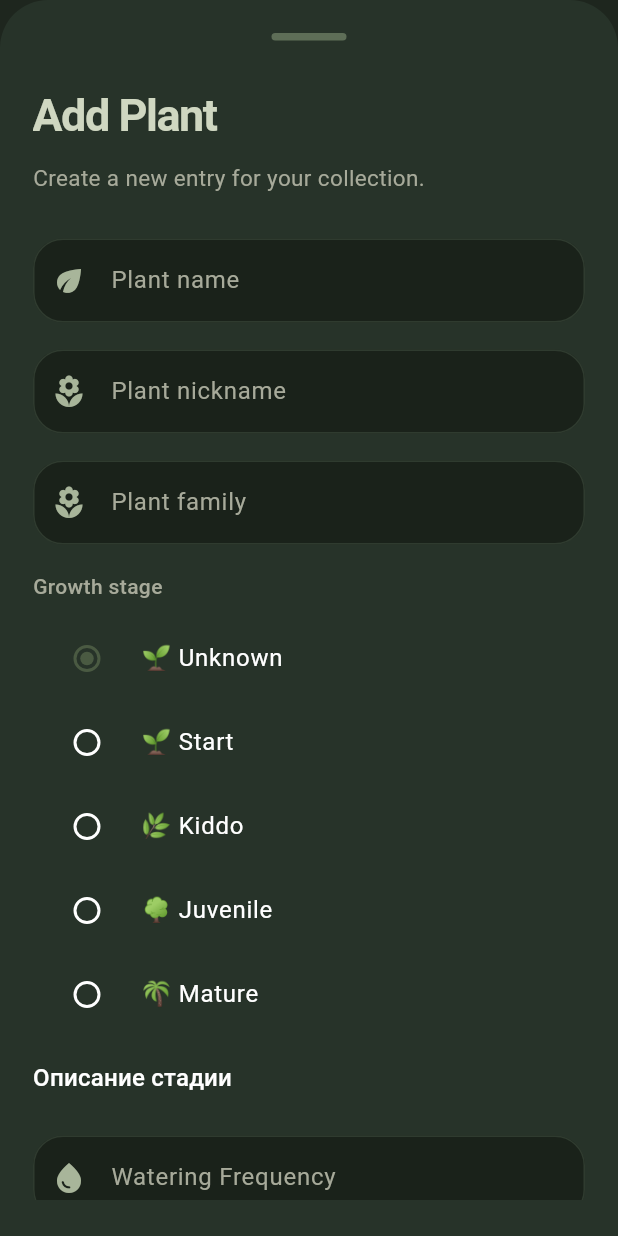
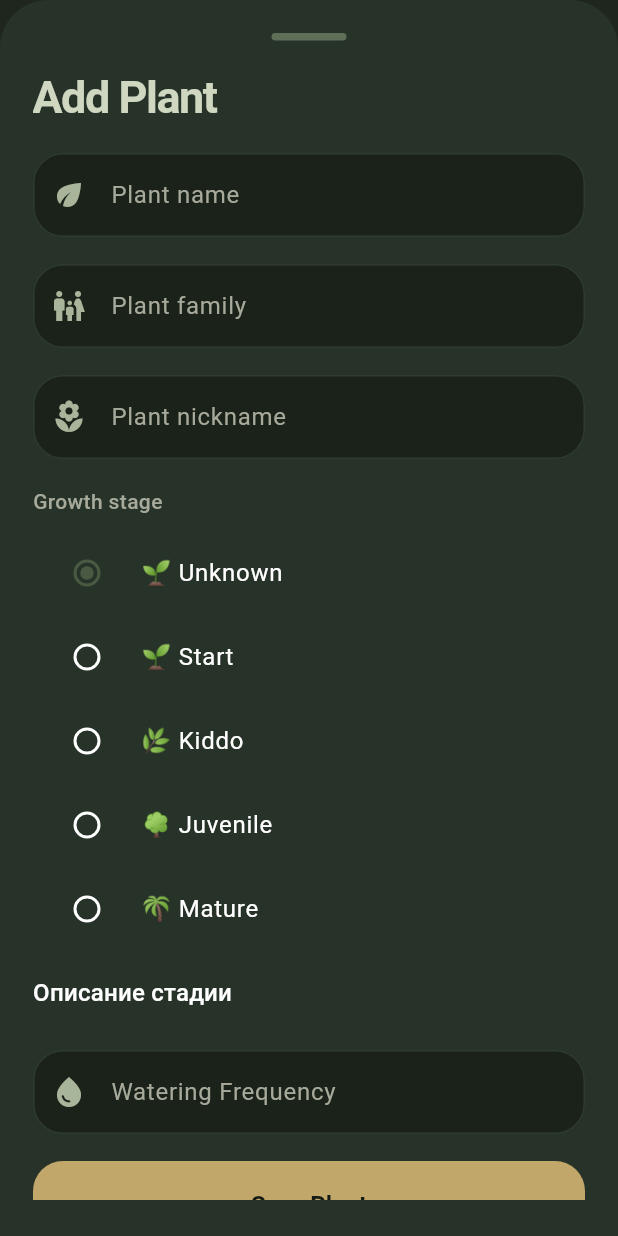
Before and after one commit to HelMelon/plontukrot, a Flutter app: the AddPlantSheet widget shown alone on an empty page, opened directly, on a phone screen of 412 x 824 dp. Run offline on Flutter 3.47's test engine with Material 3 defaults, Android fonts, the phone set to English and light mode, and no system bars; our stand-ins replace auto_size_text, cached_network_image, cloud_firestore, firebase_auth, firebase_core, firebase_storage and 3 more; accounts and stored records are empty.

Commit message:
redesign add/update plant sheets

```diff
--- a/lib/features/plants/widgets/sheets/add_plant_sheet.dart
+++ b/lib/features/plants/widgets/sheets/add_plant_sheet.dart
@@ -76,7 +76,7 @@ class _AddPlantSheetState extends State<AddPlantSheet> {
                   ),
                 ),
               ),
-              const SizedBox(height: 28),
+              const SizedBox(height: 16),
               const Text(
                 'Add Plant',
                 style: TextStyle(
@@ -86,16 +86,7 @@ class _AddPlantSheetState extends State<AddPlantSheet> {
                   color: AppColors.heading,
                 ),
               ),
-              const SizedBox(height: 10),
-              const Text(
-                'Create a new entry for your collection.',
-                style: TextStyle(
-                  fontSize: 15,
-                  height: 1.5,
-                  color: AppColors.textSecondary,
-                ),
-              ),
-              const SizedBox(height: 28),
+              const SizedBox(height: 16),
               TextField(
                 controller: nameController,
                 style: const TextStyle(color: AppColors.textPrimary),
@@ -130,12 +121,12 @@ class _AddPlantSheetState extends State<AddPlantSheet> {
                 controller: nickNameController,
                 style: const TextStyle(color: AppColors.textPrimary),
                 decoration: InputDecoration(
-                  labelText: 'Plant nickname',
+                  labelText: 'Plant family',
                   labelStyle: const TextStyle(color: AppColors.textSecondary),
                   filled: true,
                   fillColor: AppColors.dark2,
                   prefixIcon: const Icon(
-                    Icons.local_florist,
+                    Icons.family_restroom,
                     color: AppColors.accentLight,
                   ),
                   border: OutlineInputBorder(
@@ -160,7 +151,7 @@ class _AddPlantSheetState extends State<AddPlantSheet> {
                 controller: nickNameController,
                 style: const TextStyle(color: AppColors.textPrimary),
                 decoration: InputDecoration(
-                  labelText: 'Plant family',
+                  labelText: 'Plant nickname',
                   labelStyle: const TextStyle(color: AppColors.textSecondary),
                   filled: true,
                   fillColor: AppColors.dark2,
```
Also changed, not shown: lib/features/plants/widgets/sheets/update_plant_sheet.dart (+5 -14 lines).
